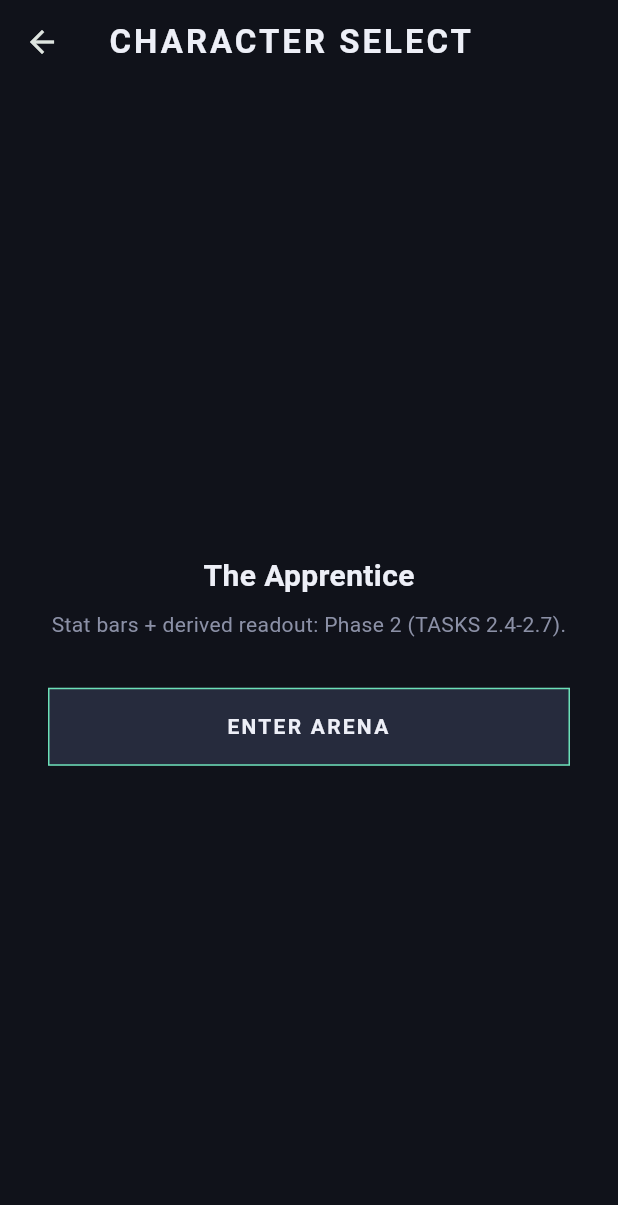
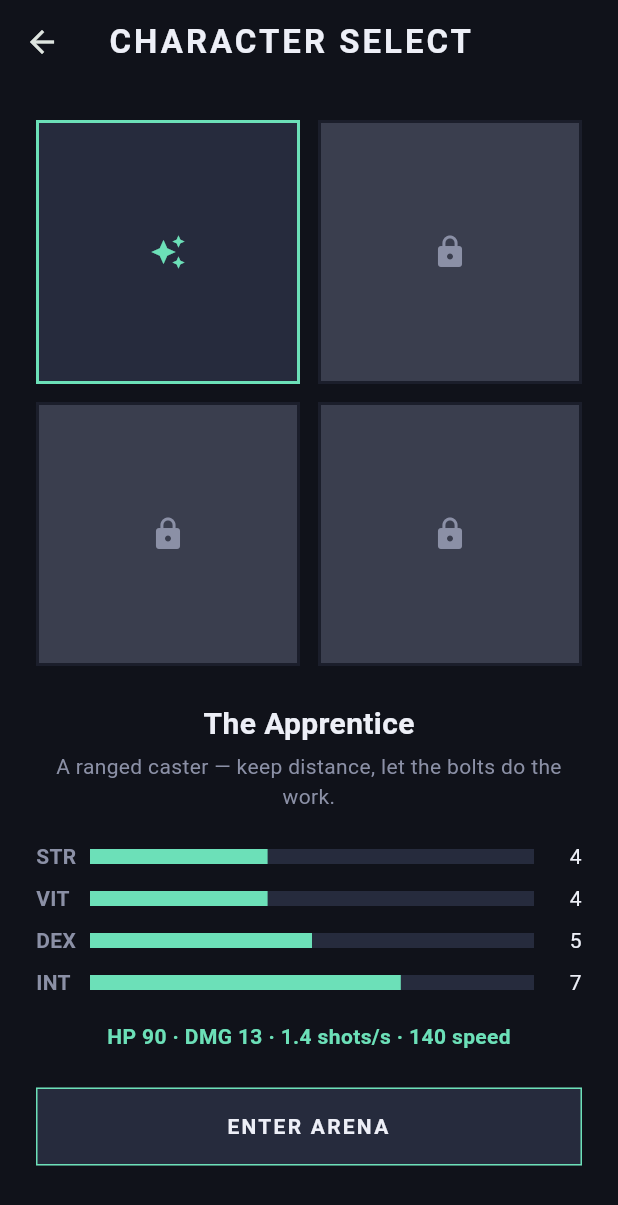
Before and after one commit to awwi-cmd/pab-android, a Flutter app: the CharacterSelectScreen screen opened by its route, on a phone screen of 412 x 824 dp. Shown: the top 1205 px of the screen. Run offline on Flutter 3.47's test engine with Material 3 defaults, Android fonts, the phone set to English and light mode, and no system bars; our stand-ins replace shared_preferences; accounts and stored records are empty.

Commit message:
Phase 2: stats & character select
- core/stats.dart: StatBlock (STR/VIT/DEX/INT) + all 8 derived
  formulas from PRD §5.1 (D-008: only place a combat number lives)
- test/core/stats_test.dart: 9 cases against the PRD's worked
  Apprentice example, plus an independence check per stat
- data/characters.dart: CharacterDef + the 4 PRD §5.2 slots
- Character Select screen rebuilt for real: 2x2 grid, locked
  silhouettes with a padlock, stat bars + raw numbers, derived
  readout computed live from StatBlock, Enter Arena passes the
  CharacterDef through as a route argument
- ArenaScreen stores the passed CharacterDef (unused until Phase 3's
  PlayerComponent); shows it as a debug label for now
- Fixed a real overflow bug: the select screen's Column had a Spacer
  with no bounded height above it, so a short viewport (small phone,
  or the test harness) overflowed instead of scrolling. Wrapped in
  SingleChildScrollView, like Settings/Credits already do.

flutter analyze clean, flutter test passes (11 tests), flutter build
apk --debug succeeds.

Co-Authored-By: Claude Sonnet 5 <noreply@anthropic.com>
Claude-Session: https://claude.ai/code/session_01GDYT5ACw9u9By67SsqZFMW

```diff
--- a/arena/lib/core/stats.dart
+++ b/arena/lib/core/stats.dart
@@ -0,0 +1,34 @@
+/// The four playable stats and every derived-combat formula (PRD §5.1).
+///
+/// This is the ONLY place a damage value, speed, HP number or fire rate may
+/// be computed (CLAUDE.md §4.3 / DECISIONS D-008). Nothing else in the
+/// codebase may hardcode a combat number — read it off a [StatBlock].
+class StatBlock {
+  const StatBlock({
+    required this.str,
+    required this.vit,
+    required this.dex,
+    required this.intellect,
+  });
+
+  /// Strength — projectile damage, knockback.
+  final int str;
+
+  /// Vitality — max HP, passive regen.
+  final int vit;
+
+  /// Dexterity — move speed, fire rate.
+  final int dex;
+
+  /// Intellect — projectile speed, attack range.
+  final int intellect;
+
+  double get maxHp => 50 + vit * 10;
+  double get hpRegenPerSec => 0.0 + vit * 0.05;
+  double get damagePerHit => 5 + str * 2;
+  double get knockbackImpulse => 40 + str * 6; // px/s applied to the enemy
+  double get attacksPerSec => 1.0 + dex * 0.08;
+  double get moveSpeedPxPerS => 120 + dex * 4;
+  double get projSpeedPxPerS => 260 + intellect * 8;
+  double get attackRangePx => 180 + intellect * 6;
+}
--- a/arena/lib/data/characters.dart
+++ b/arena/lib/data/characters.dart
@@ -0,0 +1,63 @@
+import '../core/stats.dart';
+
+/// One playable-or-not character slot for the select screen (PRD §4.4/§5.2,
+/// DECISIONS D-003). `unlocked` gates both selectability and whether a
+/// sprite folder is expected to exist yet.
+class CharacterDef {
+  const CharacterDef({
+    required this.id,
+    required this.name,
+    required this.descriptor,
+    required this.stats,
+    required this.spriteFolder,
+    required this.unlocked,
+  });
+
+  final String id;
+  final String name;
+  final String descriptor;
+  final StatBlock stats;
+
+  /// e.g. `assets/images/characters/main` — see DECISIONS D-015 for the
+  /// `main-<state>.png` naming inside it.
+  final String spriteFolder;
+  final bool unlocked;
+}
+
+/// The 4 select-screen slots (PRD §5.2). Only slot 1 is unlocked/playable
+/// for the demo; slots 2-4 are data so the select screen has something to
+/// render behind the padlock (DECISIONS D-003) — they have no sprites.
+const List<CharacterDef> kCharacters = [
+  CharacterDef(
+    id: 'apprentice',
+    name: 'The Apprentice',
+    descriptor: 'A ranged caster — keep distance, let the bolts do the work.',
+    stats: StatBlock(str: 4, vit: 4, dex: 5, intellect: 7),
+    spriteFolder: 'assets/images/characters/main',
+    unlocked: true,
+  ),
+  CharacterDef(
+    id: 'bruiser',
+    name: 'The Bruiser',
+    descriptor: 'Locked.',
+    stats: StatBlock(str: 8, vit: 7, dex: 3, intellect: 2),
+    spriteFolder: '',
+    unlocked: false,
+  ),
+  CharacterDef(
+    id: 'skirmisher',
+    name: 'The Skirmisher',
+    descriptor: 'Locked.',
+    stats: StatBlock(str: 4, vit: 3, dex: 9, intellect: 4),
+    spriteFolder: '',
+    unlocked: false,
+  ),
+  CharacterDef(
+    id: 'warden',
+    name: 'The Warden',
+    descriptor: 'Locked.',
+    stats: StatBlock(str: 3, vit: 9, dex: 4, intellect: 4),
+    spriteFolder: '',
+    unlocked: false,
+  ),
+];
--- a/arena/lib/ui/screens/arena_screen.dart
+++ b/arena/lib/ui/screens/arena_screen.dart
@@ -1,6 +1,7 @@
 import 'package:flutter/material.dart';
 
 import '../../core/constants.dart';
+import '../../data/characters.dart';
 
 /// Placeholder route for Phase 1 (TASKS 1.9/1.10): proves the arena ->
 /// death -> Round Over -> Main Menu leg of the flow with no game in it yet.
@@ -22,6 +23,17 @@ class ArenaScreen extends StatefulWidget {
 class _ArenaScreenState extends State<ArenaScreen> {
   bool _roundOver = false;
 
+  /// Passed from Character Select (TASKS 2.7). Unused until `ArenaGame` /
+  /// `PlayerComponent` exist (Phase 3, CLAUDE.md §3.3) — stats will inject
+  /// from here rather than being read again from `kCharacters`.
+  CharacterDef? _character;
+
+  @override
+  void didChangeDependencies() {
+    super.didChangeDependencies();
+    _character ??= ModalRoute.of(context)?.settings.arguments as CharacterDef?;
+  }
+
   @override
   Widget build(BuildContext context) {
     return Scaffold(
@@ -30,12 +42,25 @@ class _ArenaScreenState extends State<ArenaScreen> {
         children: [
           if (!_roundOver)
             Center(
-              child: TextButton(
-                onPressed: () => setState(() => _roundOver = true),
-                child: const Text(
-                  'DIE (debug)',
-                  style: TextStyle(color: ArenaColors.danger, fontSize: 18),
-                ),
+              child: Column(
+                mainAxisSize: MainAxisSize.min,
+                children: [
+                  // Debug-only proof that CharacterDef arrived from Character
+                  // Select (TASKS 2.7); becomes real stat injection in Phase 3.
+                  if (_character != null)
+                    Text(
+                      _character!.name,
+                      style: const TextStyle(color: ArenaColors.textDim),
+                    ),
+                  const SizedBox(height: 12),
+                  TextButton(
+                    onPressed: () => setState(() => _roundOver = true),
+                    child: const Text(
+                      'DIE (debug)',
+                      style: TextStyle(color: ArenaColors.danger, fontSize: 18),
+                    ),
+                  ),
+                ],
               ),
             ),
           if (_roundOver) const _RoundOverOverlay(),
--- a/arena/lib/ui/screens/character_select_screen.dart
+++ b/arena/lib/ui/screens/character_select_screen.dart
@@ -1,52 +1,134 @@
 import 'package:flutter/material.dart';
 
 import '../../core/constants.dart';
+import '../../data/characters.dart';
 import '../widgets/pixel_button.dart';
 import '../widgets/screen_scaffold.dart';
+import '../widgets/stat_bar.dart';
 import 'arena_screen.dart';
 
-/// Stub for Phase 1 — proves the flow (Main Menu -> Character Select ->
-/// Arena) end to end. The real 2x2 grid, stat bars and derived readout
-/// (PRD §4.4) land in Phase 2 (TASKS 2.4-2.7), reading from `CharacterDef`.
-class CharacterSelectScreen extends StatelessWidget {
+/// PRD §4.4: 2x2 grid, slot 1 playable, slots 2-4 locked silhouettes.
+/// Stat bars + raw numbers, plus a derived readout computed live from
+/// `StatBlock` (TASKS 2.4-2.7) — never typed in by hand (DECISIONS D-008).
+class CharacterSelectScreen extends StatefulWidget {
   const CharacterSelectScreen({super.key});
 
   static const route = '/character-select';
 
   @override
+  State<CharacterSelectScreen> createState() => _CharacterSelectScreenState();
+}
+
+class _CharacterSelectScreenState extends State<CharacterSelectScreen> {
+  int _selected = 0;
+
+  @override
   Widget build(BuildContext context) {
+    final character = kCharacters[_selected];
+    final stats = character.stats;
+
     return ScreenScaffold(
       title: 'CHARACTER SELECT',
-      child: Center(
-        child: Padding(
-          padding: const EdgeInsets.symmetric(horizontal: 32),
+      child: SingleChildScrollView(
+        padding: const EdgeInsets.all(24),
         child: Column(
-            mainAxisSize: MainAxisSize.min,
           children: [
-              const Text(
-                'The Apprentice',
-                style: TextStyle(
+            GridView.count(
+              crossAxisCount: 2,
+              shrinkWrap: true,
+              mainAxisSpacing: 12,
+              crossAxisSpacing: 12,
+              childAspectRatio: 1,
+              physics: const NeverScrollableScrollPhysics(),
+              children: [
+                for (var i = 0; i < kCharacters.length; i++)
+                  _SlotTile(
+                    character: kCharacters[i],
+                    selected: i == _selected,
+                    onTap: kCharacters[i].unlocked
+                        ? () => setState(() => _selected = i)
+                        : null,
+                  ),
+              ],
+            ),
+            const SizedBox(height: 24),
+            Text(
+              character.name,
+              style: const TextStyle(
                 color: ArenaColors.textPrimary,
                 fontSize: 20,
                 fontWeight: FontWeight.bold,
               ),
             ),
-              const SizedBox(height: 8),
-              const Text(
-                'Stat bars + derived readout: Phase 2 (TASKS 2.4-2.7).',
+            const SizedBox(height: 4),
+            Text(
+              character.descriptor,
               textAlign: TextAlign.center,
-                style: TextStyle(color: ArenaColors.textDim),
+              style: const TextStyle(color: ArenaColors.textDim),
             ),
-              const SizedBox(height: 32),
+            const SizedBox(height: 16),
+            StatBar(label: 'STR', value: stats.str, max: 10),
+            StatBar(label: 'VIT', value: stats.vit, max: 10),
+            StatBar(label: 'DEX', value: stats.dex, max: 10),
+            StatBar(label: 'INT', value: stats.intellect, max: 10),
+            const SizedBox(height: 12),
+            Text(
+              'HP ${stats.maxHp.round()} · '
+              'DMG ${stats.damagePerHit.round()} · '
+              '${stats.attacksPerSec.toStringAsFixed(1)} shots/s · '
+              '${stats.moveSpeedPxPerS.round()} speed',
+              style: const TextStyle(
+                color: ArenaColors.accent,
+                fontWeight: FontWeight.bold,
+              ),
+            ),
+            const SizedBox(height: 24),
             PixelButton(
               label: 'ENTER ARENA',
-                onPressed: () => Navigator.of(context)
-                    .pushNamed(ArenaScreen.route),
+              onPressed: () => Navigator.of(context).pushNamed(
+                ArenaScreen.route,
+                arguments: character,
+              ),
             ),
           ],
-          ),
         ),
       ),
     );
   }
 }
+
+class _SlotTile extends StatelessWidget {
+  const _SlotTile({
+    required this.character,
+    required this.selected,
+    required this.onTap,
+  });
+
+  final CharacterDef character;
+  final bool selected;
+  final VoidCallback? onTap;
+
+  @override
+  Widget build(BuildContext context) {
+    final locked = !character.unlocked;
+    return InkWell(
+      onTap: onTap,
+      child: Container(
+        decoration: BoxDecoration(
+          color: locked ? ArenaColors.locked : ArenaColors.surfaceAlt,
+          border: Border.all(
+            color: selected ? ArenaColors.accent : ArenaColors.surface,
+            width: 2,
+          ),
+        ),
+        child: Center(
+          child: locked
+              ? const Icon(Icons.lock, color: ArenaColors.textDim)
+              // Real idle-animation portrait lands in Phase 5 (TASKS 5.13);
+              // this is a placeholder so the grid isn't empty until then.
+              : const Icon(Icons.auto_awesome, color: ArenaColors.accent),
+        ),
+      ),
+    );
+  }
+}
```
Also changed, not shown: 3 other files. Lines whose indentation alone changed are shown as unchanged.
